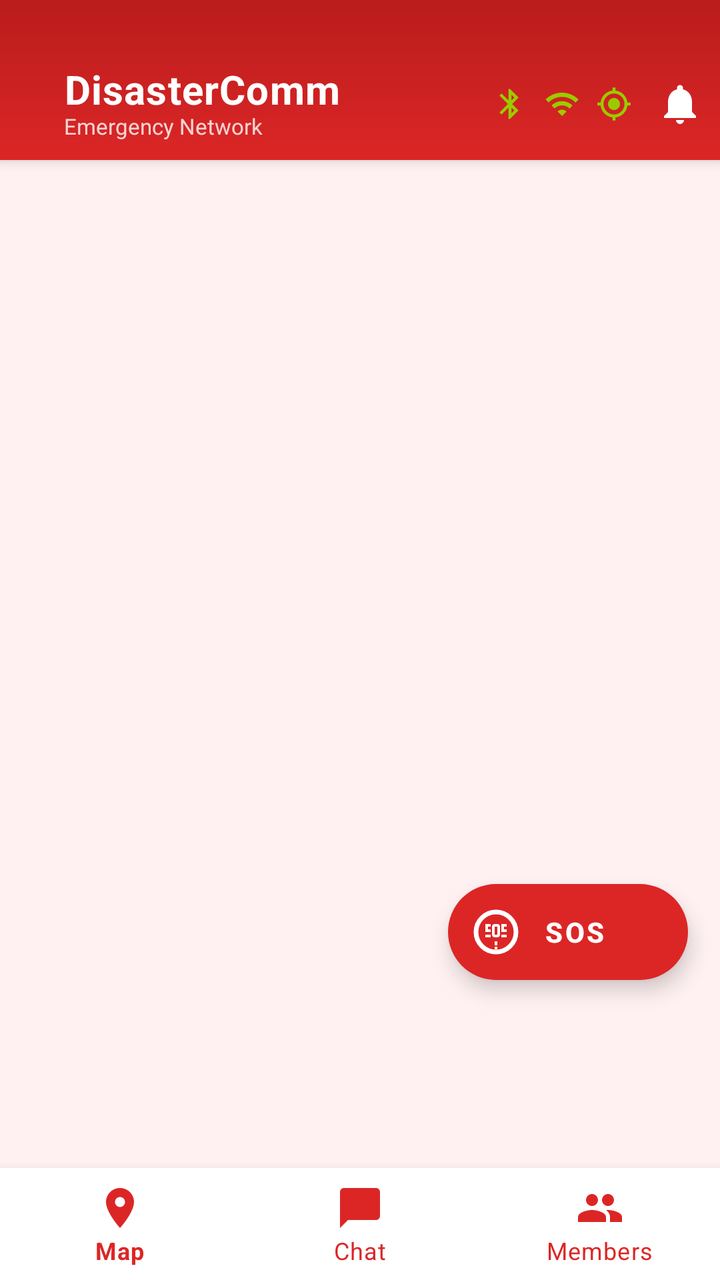
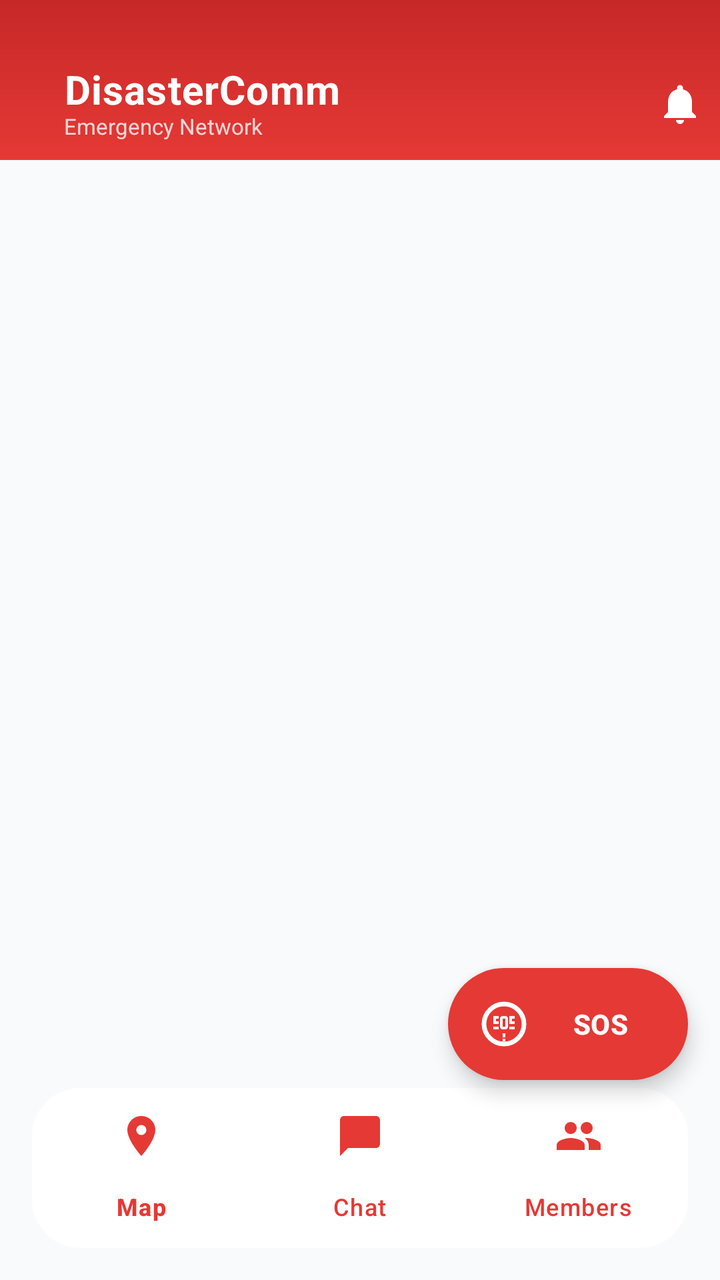

Two renders of the same Android screen: before a commit and after it. Below are the layout's source before the change and the commit's diff.
<!-- AndroidManifest.xml: application theme Theme.DisasterComm -->
<!-- res/layout/activity_main_new.xml -->
<?xml version="1.0" encoding="utf-8"?>
<androidx.drawerlayout.widget.DrawerLayout
    xmlns:android="http://schemas.android.com/apk/res/android"
    xmlns:app="http://schemas.android.com/apk/res-auto"
    android:id="@+id/drawerLayout"
    android:layout_width="match_parent"
    android:layout_height="match_parent">

    
    <androidx.coordinatorlayout.widget.CoordinatorLayout
        android:layout_width="match_parent"
        android:layout_height="match_parent"
        android:background="@color/background_light">

        
        <LinearLayout
            android:id="@+id/linearLayout"
            android:layout_width="match_parent"
            android:layout_height="match_parent"
            android:orientation="vertical">

            
            <com.google.android.material.appbar.MaterialToolbar
                android:id="@+id/toolbar"
                android:layout_width="match_parent"
                android:layout_height="wrap_content"
                android:minHeight="?attr/actionBarSize"
                android:paddingTop="32dp"
                android:background="@drawable/gradient_toolbar"
                android:elevation="4dp"
                app:titleTextAppearance="@style/TextAppearance.AppCompat.Widget.ActionBar.Title"
                app:titleTextColor="@color/white">

                <androidx.constraintlayout.widget.ConstraintLayout
                    android:layout_width="match_parent"
                    android:layout_height="wrap_content"
                    android:paddingBottom="8dp">

                    
                    <androidx.constraintlayout.widget.Guideline
                        android:id="@+id/guidelineCenter"
                        android:layout_width="wrap_content"
                        android:layout_height="wrap_content"
                        android:orientation="vertical"
                        app:layout_constraintGuide_percent="0.5" />

                    
                    <LinearLayout
                        android:id="@+id/layoutTitle"
                        android:layout_width="0dp"
                        android:layout_height="wrap_content"
                        android:orientation="vertical"
                        android:layout_marginStart="16dp" 
                        app:layout_constraintStart_toStartOf="parent"
                        app:layout_constraintTop_toTopOf="parent"
                        app:layout_constraintBottom_toBottomOf="parent"
                        app:layout_constraintEnd_toStartOf="@+id/guidelineCenter"
                        android:layout_marginEnd="16dp">

                        <TextView
                            android:layout_width="wrap_content"
                            android:layout_height="wrap_content"
                            android:text="DisasterComm"
                            android:textColor="@color/white"
                            android:textSize="20sp"
                            android:textStyle="bold"
                            android:includeFontPadding="false"
                            android:letterSpacing="0.02"
                            android:ellipsize="end"
                            android:maxLines="1"/>

                        <TextView
                            android:layout_width="wrap_content"
                            android:layout_height="wrap_content"
                            android:alpha="0.8"
                            android:text="Emergency Network"
                            android:textColor="@color/white"
                            android:textSize="11sp" 
                            android:layout_marginTop="-2dp"
                            android:ellipsize="end"
                            android:maxLines="1"/>
                    </LinearLayout>

                    
                    <FrameLayout
                        android:id="@+id/frameUpdateIcon"
                        android:layout_width="40dp"
                        android:layout_height="40dp"
                        app:layout_constraintEnd_toEndOf="parent"
                        app:layout_constraintTop_toTopOf="parent"
                        app:layout_constraintBottom_toBottomOf="parent">
                        
                        <ImageView
                            android:id="@+id/ivUpdateBell"
                            android:layout_width="24dp"
                            android:layout_height="24dp"
                            android:layout_gravity="center"
                            android:src="@drawable/ic_notification_bell"
                            app:tint="@color/white"
                            android:contentDescription="Updates"/>
                        
                        
                        <View
                            android:id="@+id/viewUpdateBadge"
                            android:layout_width="10dp"
                            android:layout_height="10dp"
                            android:layout_gravity="top|end"
                            android:layout_marginTop="8dp"
                            android:layout_marginEnd="8dp"
                            android:background="@drawable/circle_background"
                            android:backgroundTint="@android:color/holo_red_light"
                            android:visibility="gone"/>
                    </FrameLayout>

                    
                    <LinearLayout
                        android:id="@+id/layoutStatusIcons"
                        android:layout_width="0dp"
                        android:layout_height="wrap_content"
                        android:orientation="horizontal"
                        android:gravity="end|center_vertical"
                        android:layout_marginEnd="4dp"
                        android:layout_marginStart="16dp"
                        app:layout_constraintStart_toEndOf="@+id/guidelineCenter"
                        app:layout_constraintEnd_toStartOf="@+id/frameUpdateIcon"
                        app:layout_constraintTop_toTopOf="parent"
                        app:layout_constraintBottom_toBottomOf="parent">
                        
                        
                        <ImageView
                            android:id="@+id/ivBluetoothStatus"
                            android:layout_width="18dp"
                            android:layout_height="18dp"
                            android:src="@drawable/ic_bluetooth_status"
                            android:layout_marginEnd="8dp"
                            app:tint="@android:color/holo_green_light"
                            android:contentDescription="Bluetooth Status"/>
                        
                        
                        <ImageView
                            android:id="@+id/ivWifiStatus"
                            android:layout_width="18dp"
                            android:layout_height="18dp"
                            android:src="@drawable/ic_wifi_status"
                            android:layout_marginEnd="8dp"
                            app:tint="@android:color/holo_green_light"
                            android:contentDescription="WiFi Status"/>
                        
                        
                        <ImageView
                            android:id="@+id/ivNearbyStatus"
                            android:layout_width="18dp"
                            android:layout_height="18dp"
                            android:src="@drawable/ic_nearby_status"
                            app:tint="@android:color/holo_green_light"
                            android:contentDescription="Location Status"/>
                    </LinearLayout>

                </androidx.constraintlayout.widget.ConstraintLayout>
            </com.google.android.material.appbar.MaterialToolbar>


            
            <androidx.viewpager2.widget.ViewPager2
                android:id="@+id/viewPager"
                android:layout_width="match_parent"
                android:layout_height="0dp"
                android:layout_weight="1" />

            
            <com.google.android.material.bottomnavigation.BottomNavigationView
                android:id="@+id/bottomNav"
                android:layout_width="match_parent"
                android:layout_height="wrap_content"
                android:background="@color/white"
                android:elevation="8dp"
                app:itemIconTint="@color/primary"
                app:itemTextColor="@color/primary"
                app:labelVisibilityMode="labeled"
                app:menu="@menu/bottom_nav_menu" />
        </LinearLayout>

    <FrameLayout
        android:id="@+id/fragment_container"
        android:layout_width="match_parent"
        android:layout_height="match_parent"
        android:background="@color/white"
        android:elevation="20dp"
        android:visibility="gone" />

    
    
    <com.google.android.material.floatingactionbutton.ExtendedFloatingActionButton
        android:id="@+id/fabSos"
        android:layout_width="wrap_content"
        android:layout_height="wrap_content"
        android:layout_gravity="bottom|end"
        android:layout_marginEnd="16dp"
        android:layout_marginBottom="150dp"
        android:text="SOS"
        android:textColor="@color/white"
        android:textStyle="bold"
        app:icon="@drawable/ic_sos"
        app:iconTint="@color/white"
        app:backgroundTint="@color/error"
        android:contentDescription="Emergency SOS"
        app:elevation="6dp"/>

</androidx.coordinatorlayout.widget.CoordinatorLayout>

    
    <com.google.android.material.navigation.NavigationView
        android:id="@+id/navigationView"
        android:layout_width="wrap_content"
        android:layout_height="match_parent"
        android:layout_gravity="start"
        android:fitsSystemWindows="true"
        android:background="@color/surface"
        app:headerLayout="@layout/nav_header"
        app:menu="@menu/nav_drawer_menu"
        app:itemIconTint="@color/primary"
        app:itemTextColor="@color/text_primary"/>

</androidx.drawerlayout.widget.DrawerLayout>
<!-- res/layout/nav_header.xml (included above) -->
<?xml version="1.0" encoding="utf-8"?>
<LinearLayout xmlns:android="http://schemas.android.com/apk/res/android"
    xmlns:app="http://schemas.android.com/apk/res-auto"
    android:layout_width="match_parent"
    android:layout_height="200dp"
    android:background="@drawable/gradient_toolbar"
    android:gravity="bottom"
    android:orientation="vertical"
    android:padding="24dp"
    android:theme="@style/ThemeOverlay.AppCompat.Dark">

    
    <com.google.android.material.card.MaterialCardView
        android:layout_width="64dp"
        android:layout_height="64dp"
        app:cardCornerRadius="32dp"
        app:cardElevation="4dp"
        app:cardBackgroundColor="@color/white"
        android:layout_marginBottom="12dp">

        <TextView
            android:id="@+id/tvUserInitial"
            android:layout_width="match_parent"
            android:layout_height="match_parent"
            android:gravity="center"
            android:text="A"
            android:textSize="28sp"
            android:textStyle="bold"
            android:textColor="@color/primary"/>
    </com.google.android.material.card.MaterialCardView>

    
    <TextView
        android:id="@+id/tvUserName"
        android:layout_width="wrap_content"
        android:layout_height="wrap_content"
        android:text="amit"
        android:textSize="20sp"
        android:textStyle="bold"
        android:textColor="@color/white"
        android:layout_marginBottom="4dp"/>

    
    <TextView
        android:id="@+id/tvDeviceId"
        android:layout_width="wrap_content"
        android:layout_height="wrap_content"
        android:text="Device ID: 83abf55a"
        android:textSize="12sp"
        android:textColor="@color/white"
        android:alpha="0.8"/>

</LinearLayout>
<!-- resources referenced by this layout -->
<resources>
  <color name="background_light">@color/background</color>
  <color name="error">#DC2626</color>
  <color name="primary">#DC2626</color>
  <color name="surface">#FFFFFF</color>
  <color name="text_primary">#0F172A</color>
  <color name="white">#FFFFFF</color>
  <!-- drawable circle_background (drawable) -->
  <?xml version="1.0" encoding="utf-8"?>
  <shape xmlns:android="http://schemas.android.com/apk/res/android"
      android:shape="oval">
      <solid android:color="#EEEEEE"/>
  </shape>
  <!-- drawable gradient_toolbar (drawable) -->
  <?xml version="1.0" encoding="utf-8"?>
  <shape xmlns:android="http://schemas.android.com/apk/res/android"
      android:shape="rectangle">
      <gradient
          android:angle="90"
          android:startColor="@color/primary"
          android:endColor="@color/primary_variant"
          android:type="linear"/>
  </shape>
  <!-- drawable ic_bluetooth_status (drawable) -->
  <vector xmlns:android="http://schemas.android.com/apk/res/android"
      android:width="24dp"
      android:height="24dp"
      android:viewportWidth="24"
      android:viewportHeight="24">
      <path
          android:fillColor="#FFFFFF"
          android:pathData="M17.71,7.71L12,2h-1v7.59L6.41,5 5,6.41 10.59,12 5,17.59 6.41,19 11,14.41V22h1l5.71,-5.71 -4.3,-4.29 4.3,-4.29zM13,5.83l1.88,1.88L13,9.59V5.83zM14.88,16.29L13,18.17v-3.76l1.88,1.88z"/>
  </vector>
  <!-- drawable ic_nearby_status (drawable) -->
  <vector xmlns:android="http://schemas.android.com/apk/res/android"
      android:width="24dp"
      android:height="24dp"
      android:viewportWidth="24"
      android:viewportHeight="24">
      <path
          android:fillColor="#FFFFFF"
          android:pathData="M12,8c-2.21,0 -4,1.79 -4,4s1.79,4 4,4 4,-1.79 4,-4 -1.79,-4 -4,-4zM20.94,11c-0.46,-4.17 -3.77,-7.48 -7.94,-7.94V1h-2v2.06C6.83,3.52 3.52,6.83 3.06,11H1v2h2.06c0.46,4.17 3.77,7.48 7.94,7.94V23h2v-2.06c4.17,-0.46 7.48,-3.77 7.94,-7.94H23v-2h-2.06zM12,19c-3.87,0 -7,-3.13 -7,-7s3.13,-7 7,-7 7,3.13 7,7 -3.13,7 -7,7z"/>
  </vector>
  <!-- drawable ic_wifi_status (drawable) -->
  <vector xmlns:android="http://schemas.android.com/apk/res/android"
      android:width="24dp"
      android:height="24dp"
      android:viewportWidth="24"
      android:viewportHeight="24">
      <path
          android:fillColor="#FFFFFF"
          android:pathData="M1,9l2,2c4.97,-4.97 13.03,-4.97 18,0l2,-2C16.93,2.93 7.08,2.93 1,9zM9,17l3,3 3,-3c-1.65,-1.66 -4.34,-1.66 -6,0zM5,13l2,2c2.76,-2.76 7.24,-2.76 10,0l2,-2C15.14,9.14 8.87,9.14 5,13z"/>
  </vector>
  <style name="Theme.DisasterComm" parent="Theme.MaterialComponents.Light.NoActionBar">
          
          <item name="colorPrimary">@color/primary</item>
          <item name="colorPrimaryVariant">@color/primary_variant</item>
          <item name="colorOnPrimary">@color/text_on_primary</item>
          
          
          <item name="colorSecondary">@color/secondary</item>
          <item name="colorSecondaryVariant">@color/secondary_variant</item>
          <item name="colorOnSecondary">@color/white</item>
          
          
          <item name="android:windowBackground">@color/background</item>
          <item name="colorSurface">@color/surface</item>
          <item name="colorOnSurface">@color/text_primary</item>
          
          
          <item name="android:statusBarColor">@color/primary_variant</item>
          <item name="android:windowLightStatusBar">false</item>
      </style>
  <color name="background">#FFF1F2</color>
  <color name="primary_variant">#B91C1C</color>
  <color name="text_on_primary">#FFFFFF</color>
  <color name="secondary">#EF4444</color>
  <color name="secondary_variant">#991B1B</color>
  <!-- unchanged entries left out for length: 2 -->
</resources>

<!-- the commit's change to res/layout/activity_main_new.xml (unified diff, before → after) -->
@@ -113,48 +113,6 @@
                     </FrameLayout>
 
                     
-                    <LinearLayout
-                        android:id="@+id/layoutStatusIcons"
-                        android:layout_width="0dp"
-                        android:layout_height="wrap_content"
-                        android:orientation="horizontal"
-                        android:gravity="end|center_vertical"
-                        android:layout_marginEnd="4dp"
-                        android:layout_marginStart="16dp"
-                        app:layout_constraintStart_toEndOf="@+id/guidelineCenter"
-                        app:layout_constraintEnd_toStartOf="@+id/frameUpdateIcon"
-                        app:layout_constraintTop_toTopOf="parent"
-                        app:layout_constraintBottom_toBottomOf="parent">
-                        
-                        
-                        <ImageView
-                            android:id="@+id/ivBluetoothStatus"
-                            android:layout_width="18dp"
-                            android:layout_height="18dp"
-                            android:src="@drawable/ic_bluetooth_status"
-                            android:layout_marginEnd="8dp"
-                            app:tint="@android:color/holo_green_light"
-                            android:contentDescription="Bluetooth Status"/>
-                        
-                        
-                        <ImageView
-                            android:id="@+id/ivWifiStatus"
-                            android:layout_width="18dp"
-                            android:layout_height="18dp"
-                            android:src="@drawable/ic_wifi_status"
-                            android:layout_marginEnd="8dp"
-                            app:tint="@android:color/holo_green_light"
-                            android:contentDescription="WiFi Status"/>
-                        
-                        
-                        <ImageView
-                            android:id="@+id/ivNearbyStatus"
-                            android:layout_width="18dp"
-                            android:layout_height="18dp"
-                            android:src="@drawable/ic_nearby_status"
-                            app:tint="@android:color/holo_green_light"
-                            android:contentDescription="Location Status"/>
-                    </LinearLayout>
 
                 </androidx.constraintlayout.widget.ConstraintLayout>
             </com.google.android.material.appbar.MaterialToolbar>
@@ -165,20 +123,24 @@
                 android:id="@+id/viewPager"
                 android:layout_width="match_parent"
                 android:layout_height="0dp"
-                android:layout_weight="1" />
-
-            
-            <com.google.android.material.bottomnavigation.BottomNavigationView
-                android:id="@+id/bottomNav"
-                android:layout_width="match_parent"
-                android:layout_height="wrap_content"
-                android:background="@color/white"
-                android:elevation="8dp"
-                app:itemIconTint="@color/primary"
-                app:itemTextColor="@color/primary"
-                app:labelVisibilityMode="labeled"
-                app:menu="@menu/bottom_nav_menu" />
+                android:layout_weight="1"
+                android:paddingBottom="80dp"
+                android:clipToPadding="false" />
         </LinearLayout>
+
+        
+        <com.google.android.material.bottomnavigation.BottomNavigationView
+            android:id="@+id/bottomNav"
+            android:layout_width="match_parent"
+            android:layout_height="wrap_content"
+            android:layout_gravity="bottom"
+            android:layout_margin="16dp"
+            android:background="@drawable/rounded_bottom_nav"
+            android:elevation="12dp"
+            app:itemIconTint="@color/primary"
+            app:itemTextColor="@color/primary"
+            app:labelVisibilityMode="labeled"
+            app:menu="@menu/bottom_nav_menu" />
 
     <FrameLayout
         android:id="@+id/fragment_container"
@@ -189,22 +151,23 @@
         android:visibility="gone" />
 
     
-    
     <com.google.android.material.floatingactionbutton.ExtendedFloatingActionButton
         android:id="@+id/fabSos"
         android:layout_width="wrap_content"
         android:layout_height="wrap_content"
         android:layout_gravity="bottom|end"
         android:layout_marginEnd="16dp"
-        android:layout_marginBottom="150dp"
+        android:layout_marginBottom="100dp"
         android:text="SOS"
         android:textColor="@color/white"
         android:textStyle="bold"
         app:icon="@drawable/ic_sos"
         app:iconTint="@color/white"
         app:backgroundTint="@color/error"
+        app:rippleColor="#FFFFFF"
         android:contentDescription="Emergency SOS"
-        app:elevation="6dp"/>
+        app:elevation="12dp"
+        app:shapeAppearanceOverlay="@style/ShapeAppearance.Material3.Corner.ExtraLarge"/>
 
 </androidx.coordinatorlayout.widget.CoordinatorLayout>
 
<!-- resource entries referenced after the edit -->
@@ -1,8 +1,8 @@
 <!-- resources referenced by this layout -->
 <resources>
   <color name="background_light">@color/background</color>
-  <color name="error">#DC2626</color>
-  <color name="primary">#DC2626</color>
+  <color name="error">#E53935</color>
+  <color name="primary">#E53935</color>
   <color name="surface">#FFFFFF</color>
   <color name="text_primary">#0F172A</color>
   <color name="white">#FFFFFF</color>
@@ -22,37 +22,14 @@
           android:endColor="@color/primary_variant"
           android:type="linear"/>
   </shape>
-  <!-- drawable ic_bluetooth_status (drawable) -->
-  <vector xmlns:android="http://schemas.android.com/apk/res/android"
-      android:width="24dp"
-      android:height="24dp"
-      android:viewportWidth="24"
-      android:viewportHeight="24">
-      <path
-          android:fillColor="#FFFFFF"
-          android:pathData="M17.71,7.71L12,2h-1v7.59L6.41,5 5,6.41 10.59,12 5,17.59 6.41,19 11,14.41V22h1l5.71,-5.71 -4.3,-4.29 4.3,-4.29zM13,5.83l1.88,1.88L13,9.59V5.83zM14.88,16.29L13,18.17v-3.76l1.88,1.88z"/>
-  </vector>
-  <!-- drawable ic_nearby_status (drawable) -->
-  <vector xmlns:android="http://schemas.android.com/apk/res/android"
-      android:width="24dp"
-      android:height="24dp"
-      android:viewportWidth="24"
-      android:viewportHeight="24">
-      <path
-          android:fillColor="#FFFFFF"
-          android:pathData="M12,8c-2.21,0 -4,1.79 -4,4s1.79,4 4,4 4,-1.79 4,-4 -1.79,-4 -4,-4zM20.94,11c-0.46,-4.17 -3.77,-7.48 -7.94,-7.94V1h-2v2.06C6.83,3.52 3.52,6.83 3.06,11H1v2h2.06c0.46,4.17 3.77,7.48 7.94,7.94V23h2v-2.06c4.17,-0.46 7.48,-3.77 7.94,-7.94H23v-2h-2.06zM12,19c-3.87,0 -7,-3.13 -7,-7s3.13,-7 7,-7 7,3.13 7,7 -3.13,7 -7,7z"/>
-  </vector>
-  <!-- drawable ic_wifi_status (drawable) -->
-  <vector xmlns:android="http://schemas.android.com/apk/res/android"
-      android:width="24dp"
-      android:height="24dp"
-      android:viewportWidth="24"
-      android:viewportHeight="24">
-      <path
-          android:fillColor="#FFFFFF"
-          android:pathData="M1,9l2,2c4.97,-4.97 13.03,-4.97 18,0l2,-2C16.93,2.93 7.08,2.93 1,9zM9,17l3,3 3,-3c-1.65,-1.66 -4.34,-1.66 -6,0zM5,13l2,2c2.76,-2.76 7.24,-2.76 10,0l2,-2C15.14,9.14 8.87,9.14 5,13z"/>
-  </vector>
-  <style name="Theme.DisasterComm" parent="Theme.MaterialComponents.Light.NoActionBar">
+  <!-- drawable rounded_bottom_nav (drawable) -->
+  <?xml version="1.0" encoding="utf-8"?>
+  <shape xmlns:android="http://schemas.android.com/apk/res/android"
+      android:shape="rectangle">
+      <solid android:color="@color/surface" />
+      <corners android:radius="24dp" />
+  </shape>
+  <style name="Theme.DisasterComm" parent="Theme.Material3.DayNight.NoActionBar">
           
           <item name="colorPrimary">@color/primary</item>
           <item name="colorPrimaryVariant">@color/primary_variant</item>
@@ -72,11 +49,11 @@
           <item name="android:statusBarColor">@color/primary_variant</item>
           <item name="android:windowLightStatusBar">false</item>
       </style>
-  <color name="background">#FFF1F2</color>
-  <color name="primary_variant">#B91C1C</color>
+  <color name="background">#F8FAFC</color>
+  <color name="primary_variant">#C62828</color>
   <color name="text_on_primary">#FFFFFF</color>
-  <color name="secondary">#EF4444</color>
-  <color name="secondary_variant">#991B1B</color>
+  <color name="secondary">#FF6B6B</color>
+  <color name="secondary_variant">#D32F2F</color>
   <!-- unchanged entries left out for length: 2 -->
 </resources>
 
